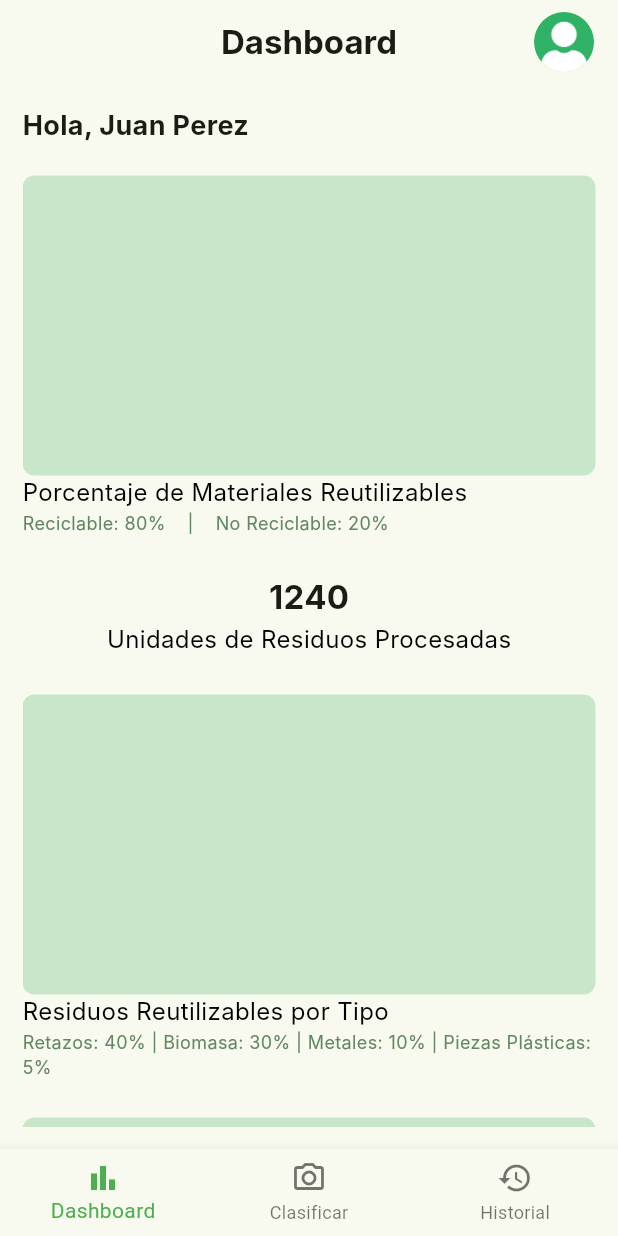
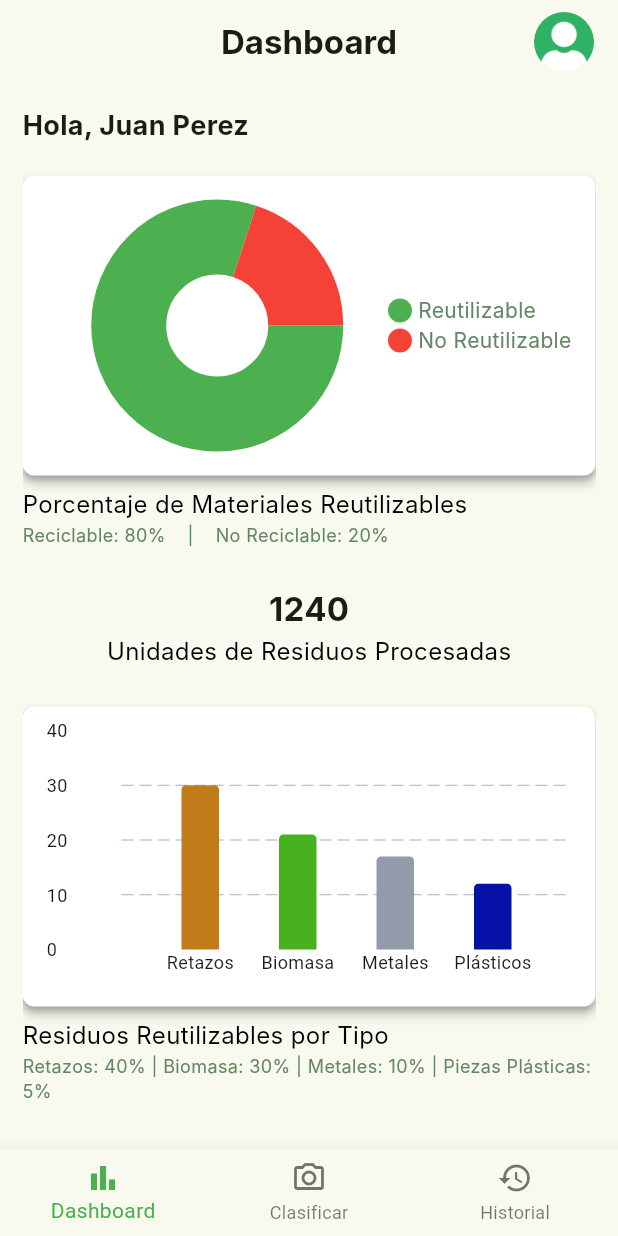
Before and after one commit to P2025046-SCRM/scrm-frontend, a Flutter app: the screen it shows after launch, on a phone screen of 412 x 824 dp. Run offline on Flutter 3.47's test engine with Material 3 defaults, Android fonts, the phone set to English and light mode, and no system bars; drawn by our look-alikes of fl_chart; Roboto replaces fonts that are missing (Inter).

Commit message:
feat: add pie chart and bar chart to dashboard screen with indicators

```diff
--- a/lib/presentation/dashboard/dashboard_screen.dart
+++ b/lib/presentation/dashboard/dashboard_screen.dart
@@ -1,5 +1,8 @@
+import 'package:fl_chart/fl_chart.dart';
 import 'package:flutter/material.dart';
 import 'package:scrm/common/styles/text_styles.dart';
+
+import 'widgets/indicator_widget.dart';
 
 class DashboardScreen extends StatefulWidget {
   const DashboardScreen({super.key});
@@ -9,6 +12,9 @@ class DashboardScreen extends StatefulWidget {
 }
 
 class _DashboardScreenState extends State<DashboardScreen> {
+
+  final List<double> barData = const [30, 21, 17, 12]; // input data for bars
+
   @override
   Widget build(BuildContext context) {
     return Scaffold(
@@ -40,10 +46,65 @@ class _DashboardScreenState extends State<DashboardScreen> {
                 width: double.infinity,
                 padding: EdgeInsets.all(16),
                 decoration: BoxDecoration(
-                  color: Colors.green[100],
+                  color: Colors.white,
                   borderRadius: BorderRadius.circular(8),
+                  boxShadow: List<BoxShadow>.generate(
+                    3,
+                    (index) => BoxShadow(
+                    color: const Color.fromARGB(33, 0, 0, 0),
+                    blurRadius: 2 * (index + 1),
+                    offset: Offset(0,2 * (index + 1))
+                    ),
+                  ),
+                ),
+                child: Row(
+                  children: [
+                    Expanded(
+                      child: PieChart(
+                        PieChartData(
+                          sections: [
+                            PieChartSectionData(
+                              color: Colors.green,
+                              value: 80,
+                              title: 'Reciclable',
+                              showTitle: false,
+                              radius: 50,
+                            ),
+                            PieChartSectionData(
+                              color: Colors.red,
+                              value: 20,
+                              title: 'No Reciclable',
+                              showTitle: false,
+                              radius: 50,
+                            ),
+                          ],
+                          sectionsSpace: 0,
+                        ),
+                        duration: Duration(milliseconds: 150),
+                        curve: Curves.linear,
+                      ),
+                    ),
+                    Column(
+                      mainAxisAlignment: MainAxisAlignment.center,
+                      mainAxisSize: MainAxisSize.min,
+                      crossAxisAlignment: CrossAxisAlignment.start,
+                      children: <Widget>[
+                        const Indicator(
+                          color: Colors.green,
+                          text: 'Reutilizable',
+                          isSquare: false,
+                        ),
+                        const Indicator(
+                          color: Colors.red,
+                          text: 'No Reutilizable',
+                          isSquare: false,
+                        ),
+                      ],
+                    ),
+                  ],
                 ),
               ),
+              SizedBox(height: 8,),
               Text('Porcentaje de Materiales Reutilizables', style: kRegularTextStyle,),
               Text('Reciclable: 80%    |    No Reciclable: 20%', style: kDescriptionTextStyle,),
               SizedBox(height: 25,),
@@ -60,15 +121,97 @@ class _DashboardScreenState extends State<DashboardScreen> {
                 ],
               ),
               SizedBox(height: 25,),
-              Container(
+                Container(
                 height: 200,
                 width: double.infinity,
                 padding: EdgeInsets.all(16),
                 decoration: BoxDecoration(
-                  color: Colors.green[100],
+                  color: Colors.white,
                   borderRadius: BorderRadius.circular(8),
+                  boxShadow: List<BoxShadow>.generate(
+                  3,
+                  (index) => BoxShadow(
+                    color: const Color.fromARGB(33, 0, 0, 0),
+                    blurRadius: 2 * (index + 1),
+                    offset: Offset(0, 2 * (index + 1)),
+                  ),
+                  ),
+                ),
+                child: BarChart(
+                  BarChartData(
+                  borderData: FlBorderData(
+                    show: false,
+                  ),
+                  titlesData: FlTitlesData(
+                    show: true,
+                    rightTitles: const AxisTitles(
+                      sideTitles: SideTitles(showTitles: false),
+                    ),
+                    topTitles: const AxisTitles(
+                      sideTitles: SideTitles(showTitles: false),
+                    ),
+                    leftTitles: AxisTitles(
+                      sideTitles: SideTitles(
+                      showTitles: true,
+                      reservedSize: 50, // Wider Y axis for title
+                      getTitlesWidget: (value, meta) {
+                        // Show only integer ticks, e.g. every 10 units
+                        if (value % 10 == 0) {
+                        return Text(
+                          value.toInt().toString(),
+                          style: TextStyle(fontSize: 12),
+                        );
+                        }
+                        return SizedBox.shrink();
+                      },
+                      ),
+                    ),
+                    bottomTitles: AxisTitles(
+                      sideTitles: SideTitles(
+                        showTitles: true,
+                        getTitlesWidget: (value, meta) {
+                        // Bar label logic using a list
+                        final barLabels = ['Retazos', 'Biomasa', 'Metales', 'Plásticos'];
+                        return Text(
+                          barLabels[value.toInt() % barLabels.length],
+                          style: TextStyle(fontSize: 12),
+                        );
+                      },
+                    ),
+                    ),
+                  ),
+                  gridData: const FlGridData(
+                    show: true,
+                    drawVerticalLine: false,
+                  ),
+                  maxY: 40, // <-- Adjust to maxY based on data
+                  minY: 0,
+                    barGroups: List.generate(
+                    barData.length,
+                    (i) => BarChartGroupData(
+                      x: i,
+                      barRods: [
+                      BarChartRodData(
+                        toY: barData[i],
+                        color: [
+                        const Color.fromARGB(255, 193, 123, 25),
+                        const Color.fromARGB(255, 71, 178, 29),
+                        const Color.fromARGB(255, 146, 155, 170),
+                        const Color.fromARGB(255, 6, 17, 167),
+                        ][i % 4], // Assign a different color for each bar
+                        width: 25,
+                        borderRadius: const BorderRadius.only(
+                        topLeft: Radius.circular(3),
+                        topRight: Radius.circular(3),
+                        ),
+                      ),
+                      ],
+                    ),
+                    ),
+                  ),
                 ),
               ),
+              SizedBox(height: 8,),
               Text('Residuos Reutilizables por Tipo', style: kRegularTextStyle,),
               Text('Retazos: 40% | Biomasa: 30% | Metales: 10% | Piezas Plásticas: 5%', style: kDescriptionTextStyle,),
               SizedBox(height: 25,),
--- /dev/null
+++ b/lib/presentation/dashboard/widgets/indicator_widget.dart
@@ -0,0 +1,42 @@
+import 'package:flutter/material.dart';
+
+import '../../../common/styles/text_styles.dart';
+
+class Indicator extends StatelessWidget {
+  const Indicator({
+    super.key,
+    required this.color,
+    required this.text,
+    required this.isSquare,
+    this.size = 16,
+    this.textColor,
+  });
+  final Color color;
+  final String text;
+  final bool isSquare;
+  final double size;
+  final Color? textColor;
+
+  @override
+  Widget build(BuildContext context) {
+    return Row(
+      children: <Widget>[
+        Container(
+          width: size,
+          height: size,
+          decoration: BoxDecoration(
+            shape: isSquare ? BoxShape.rectangle : BoxShape.circle,
+            color: color,
+          ),
+        ),
+        const SizedBox(
+          width: 4,
+        ),
+        Text(
+          text,
+          style: kTextButtonStyle,
+        )
+      ],
+    );
+  }
+}
--- a/pubspec.yaml
+++ b/pubspec.yaml
@@ -9,6 +9,11 @@ environment:
 dependencies:
   flutter:
     sdk: flutter
+  fl_chart: ^1.1.0
+  syncfusion_flutter_gauges: ^31.1.19
+
+dependency_overrides:
+  vector_math: ^2.1.6 # Override to resolve version conflicts
 
 dev_dependencies:
   flutter_test:
```
Also changed, not shown: pubspec.lock.
